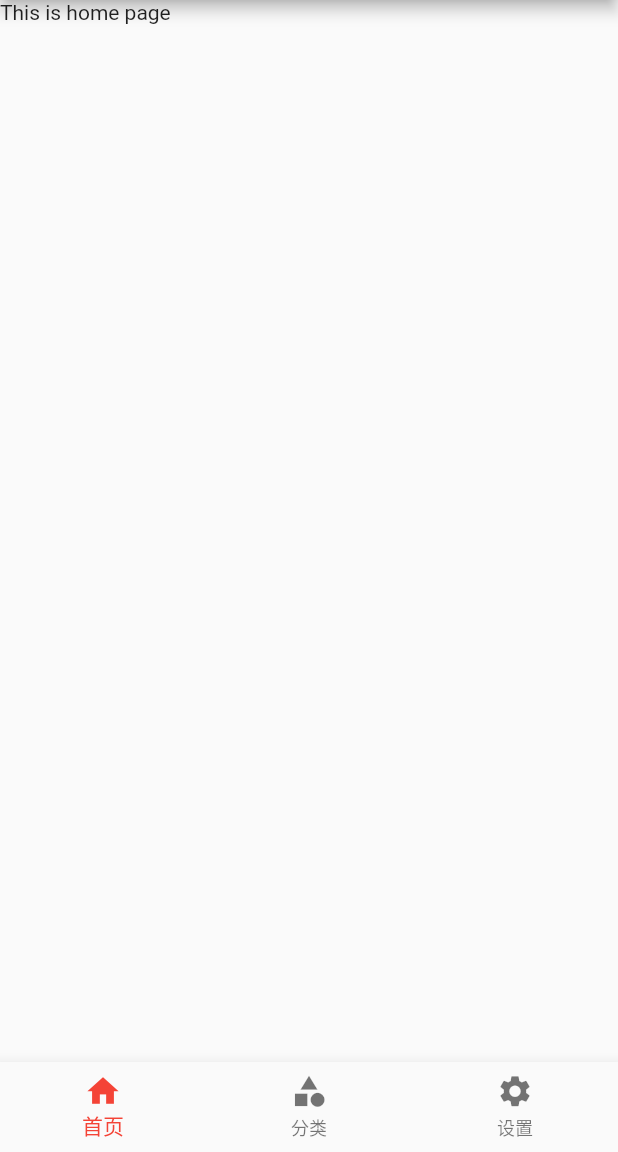
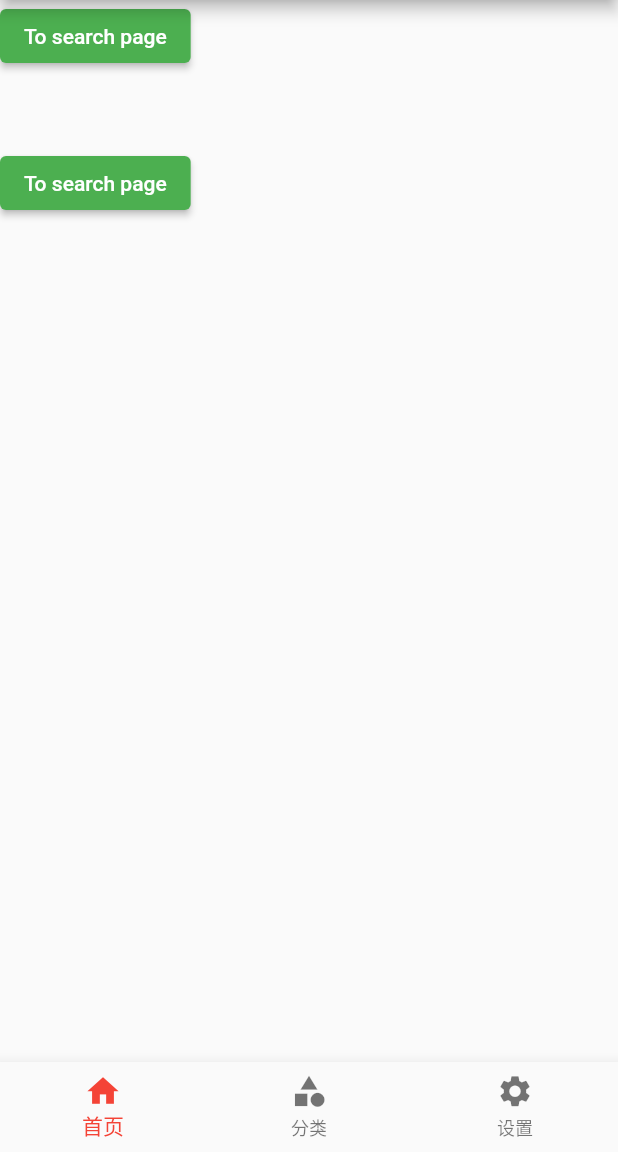
Before and after one commit to SUNZHIYUAN0102/Learning-Flutter, a Flutter app: the screen it shows after launch, on a phone screen of 412 x 824 dp, the part 84-1236 px from its top. Run offline on Flutter 3.47's test engine with Material 2 defaults, Android fonts, the phone set to English and light mode, and no system bars.

Commit message:
完成基本路由和路由传参

```diff
--- a/lib/pages/tabs/home.dart
+++ b/lib/pages/tabs/home.dart
@@ -1,4 +1,5 @@
 import 'package:flutter/material.dart';
+import '../search.dart';
 
 class HomePage extends StatefulWidget {
   const HomePage({super.key});
@@ -10,6 +11,23 @@ class HomePage extends StatefulWidget {
 class _HomePageState extends State<HomePage> {
   @override
   Widget build(BuildContext context) {
-    return Text("This is home page");
+    return Column(
+      children: [
+        ElevatedButton(
+          onPressed: () {},
+          child: Text("To search page"),
+        ),
+        SizedBox(
+          height: 50,
+        ),
+        ElevatedButton(
+          onPressed: () {
+            Navigator.of(context)
+                .push(MaterialPageRoute(builder: (context) => SearchPage()));
+          },
+          child: Text("To search page"),
+        ),
+      ],
+    );
   }
 }
```
Also changed, not shown: lib/pages/form.dart (added, +34 -0 lines), lib/pages/search.dart (added, +20 -0 lines), lib/pages/tabs/category.dart (+15 -1 lines).
